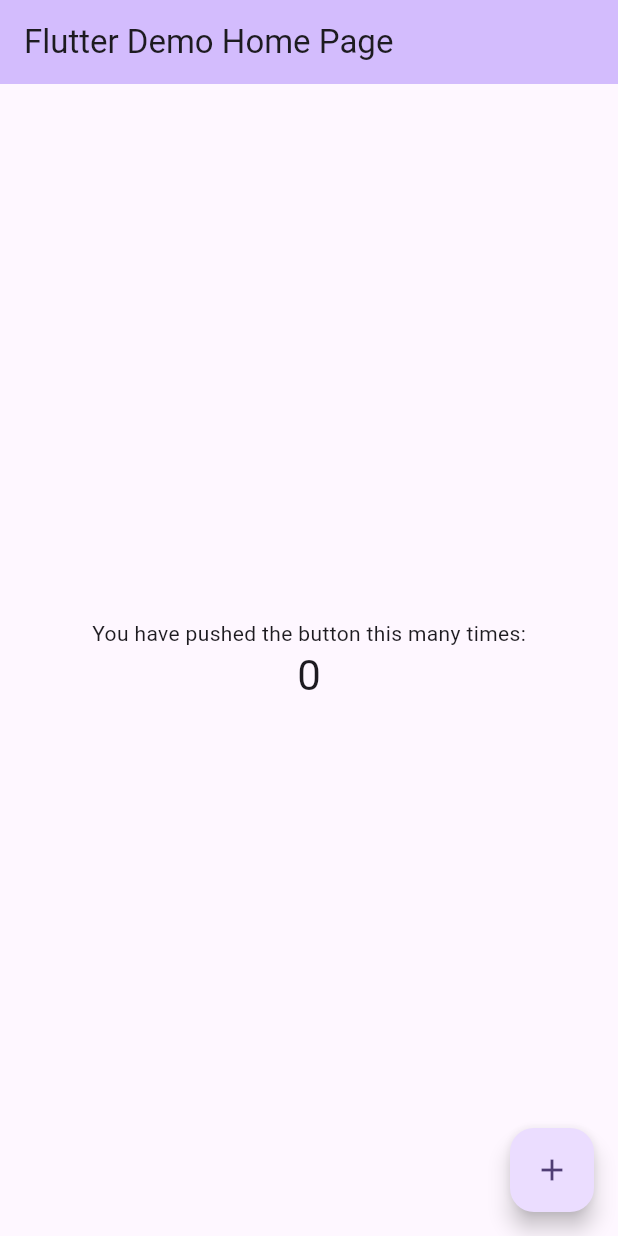
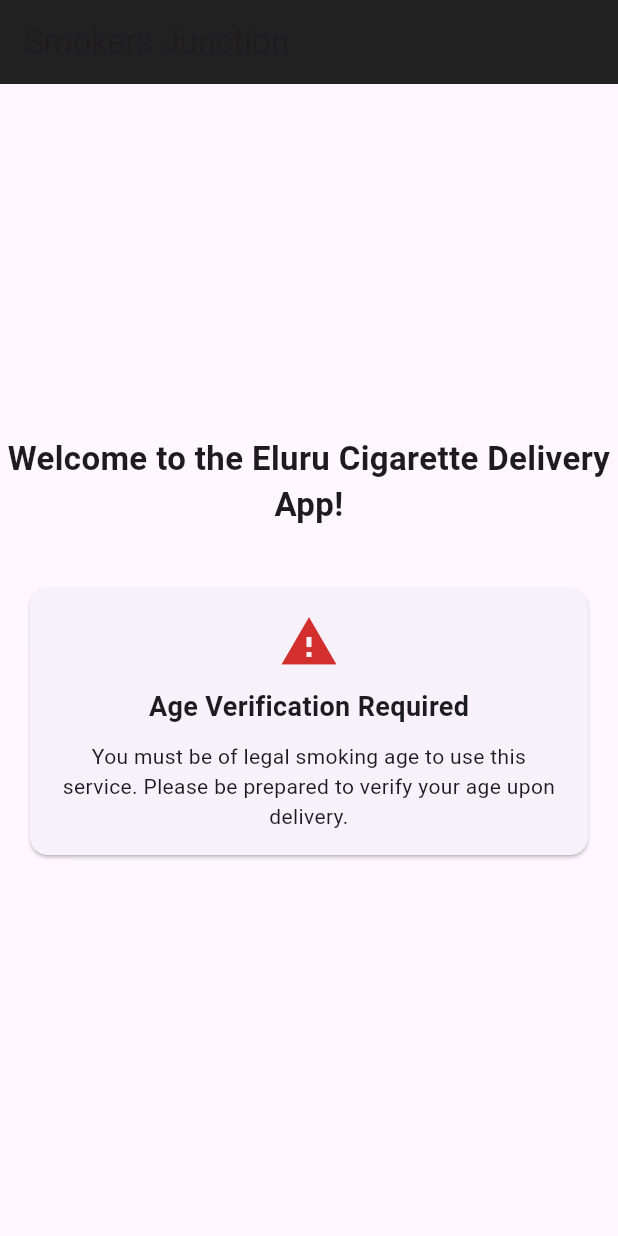
Before and after one commit to could-ai/019a507f-45da-738c-ac2f-9afd574c4325, a Flutter app: the screen it shows after launch, on a phone screen of 412 x 824 dp. Run offline on Flutter 3.47's test engine with Material 3 defaults, Android fonts, the phone set to English and light mode, and no system bars.

```diff
--- a/usr/lib/main.dart
+++ b/usr/lib/main.dart
@@ -1,4 +1,5 @@
 import 'package:flutter/material.dart';
+import 'screens/splash_screen.dart';
 
 void main() {
   runApp(const MyApp());
@@ -7,114 +8,16 @@ void main() {
 class MyApp extends StatelessWidget {
   const MyApp({super.key});
 
-  // This widget is the root of your application.
   @override
   Widget build(BuildContext context) {
     return MaterialApp(
-      title: 'Flutter Demo',
+      title: 'Cigarette Delivery',
       debugShowCheckedModeBanner: false,
       theme: ThemeData(
-        // This is the theme of your application.
-        //
-        // TRY THIS: Try running your application with "flutter run". You'll see
-        // the application has a purple toolbar. Then, without quitting the app,
-        // try changing the seedColor in the colorScheme below to Colors.green
-        // and then invoke "hot reload" (save your changes or press the "hot
-        // reload" button in a Flutter-supported IDE, or press "r" if you used
-        // the command line to start the app).
-        //
-        // Notice that the counter didn't reset back to zero; the application
-        // state is not lost during the reload. To reset the state, use hot
-        // restart instead.
-        //
-        // This works for code too, not just values: Most code changes can be
-        // tested with just a hot reload.
-        colorScheme: ColorScheme.fromSeed(seedColor: Colors.deepPurple),
+        primarySwatch: Colors.blueGrey,
+        visualDensity: VisualDensity.adaptivePlatformDensity,
       ),
-      home: const MyHomePage(title: 'Flutter Demo Home Page'),
+      home: const SplashScreen(),
     );
   }
 }
-
-class MyHomePage extends StatefulWidget {
-  const MyHomePage({super.key, required this.title});
-
-  // This widget is the home page of your application. It is stateful, meaning
-  // that it has a State object (defined below) that contains fields that affect
-  // how it looks.
-
-  // This class is the configuration for the state. It holds the values (in this
-  // case the title) provided by the parent (in this case the App widget) and
-  // used by the build method of the State. Fields in a Widget subclass are
-  // always marked "final".
-
-  final String title;
-
-  @override
-  State<MyHomePage> createState() => _MyHomePageState();
-}
-
-class _MyHomePageState extends State<MyHomePage> {
-  int _counter = 0;
-
-  void _incrementCounter() {
-    setState(() {
-      // This call to setState tells the Flutter framework that something has
-      // changed in this State, which causes it to rerun the build method below
-      // so that the display can reflect the updated values. If we changed
-      // _counter without calling setState(), then the build method would not be
-      // called again, and so nothing would appear to happen.
-      _counter++;
-    });
-  }
-
-  @override
-  Widget build(BuildContext context) {
-    // This method is rerun every time setState is called, for instance as done
-    // by the _incrementCounter method above.
-    //
-    // The Flutter framework has been optimized to make rerunning build methods
-    // fast, so that you can just rebuild anything that needs updating rather
-    // than having to individually change instances of widgets.
-    return Scaffold(
-      appBar: AppBar(
-        // TRY THIS: Try changing the color here to a specific color (to
-        // Colors.amber, perhaps?) and trigger a hot reload to see the AppBar
-        // change color while the other colors stay the same.
-        backgroundColor: Theme.of(context).colorScheme.inversePrimary,
-        // Here we take the value from the MyHomePage object that was created by
-        // the App.build method, and use it to set our appbar title.
-        title: Text(widget.title),
-      ),
-      body: Center(
-        // Center is a layout widget. It takes a single child and positions it
-        // in the middle of the parent.
-        child: Column(
-          // Column is also a layout widget. It takes a list of children and
-          // arranges them vertically. By default, it sizes itself to fit its
-          // children horizontally, and tries to be as tall as its parent.
-          //
-          // Column has various properties to control how it sizes itself and
-          // how it positions its children. Here we use mainAxisAlignment to
-          // center the children vertically; the main axis here is the vertical
-          // axis because Columns are vertical (the cross axis would be
-          // horizontal).
-          //
-          // TRY THIS: Invoke "debug painting" (choose the "Toggle Debug Paint"
-          // action in the IDE, or press "p" in the console), to see the
-          // wireframe for each widget.
-          mainAxisAlignment: MainAxisAlignment.center,
-          children: <Widget>[
-            const Text('You have pushed the button this many times:'),
-            Text('$_counter', style: Theme.of(context).textTheme.headlineMedium),
-          ],
-        ),
-      ),
-      floatingActionButton: FloatingActionButton(
-        onPressed: _incrementCounter,
-        tooltip: 'Increment',
-        child: const Icon(Icons.add),
-      ), // This trailing comma makes auto-formatting nicer for build methods.
-    );
-  }
-}
--- /dev/null
+++ b/usr/lib/screens/home_screen.dart
@@ -0,0 +1,50 @@
+import 'package:flutter/material.dart';
+
+class HomeScreen extends StatelessWidget {
+  const HomeScreen({super.key});
+
+  @override
+  Widget build(BuildContext context) {
+    return Scaffold(
+      appBar: AppBar(
+        title: const Text('Smokers Junction'),
+        backgroundColor: Colors.grey[900],
+      ),
+      body: Center(
+        child: Column(
+          mainAxisAlignment: MainAxisAlignment.center,
+          children: [
+            const Text(
+              'Welcome to the Eluru Cigarette Delivery App!',
+              textAlign: TextAlign.center,
+              style: TextStyle(fontSize: 22, fontWeight: FontWeight.bold),
+            ),
+            const SizedBox(height: 20),
+            // Placeholder for age verification
+            Card(
+              margin: const EdgeInsets.all(20),
+              child: Padding(
+                padding: const EdgeInsets.all(16.0),
+                child: Column(
+                  children: [
+                    Icon(Icons.warning, size: 40, color: Colors.red[700]),
+                    const SizedBox(height: 10),
+                    const Text(
+                      'Age Verification Required',
+                      style: TextStyle(fontSize: 18, fontWeight: FontWeight.bold),
+                    ),
+                    const SizedBox(height: 10),
+                    const Text(
+                      'You must be of legal smoking age to use this service. Please be prepared to verify your age upon delivery.',
+                      textAlign: TextAlign.center,
+                    ),
+                  ],
+                ),
+              ),
+            )
+          ],
+        ),
+      ),
+    );
+  }
+}
```
Also changed, not shown: usr/lib/screens/splash_screen.dart (added, +52 -0 lines).
